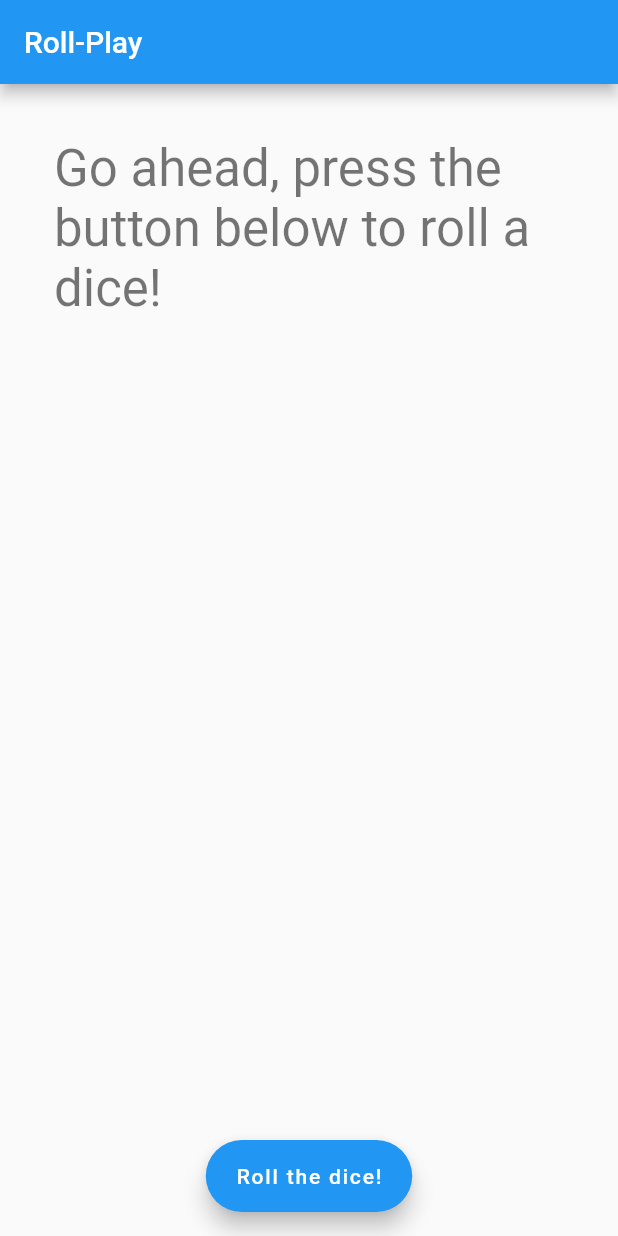
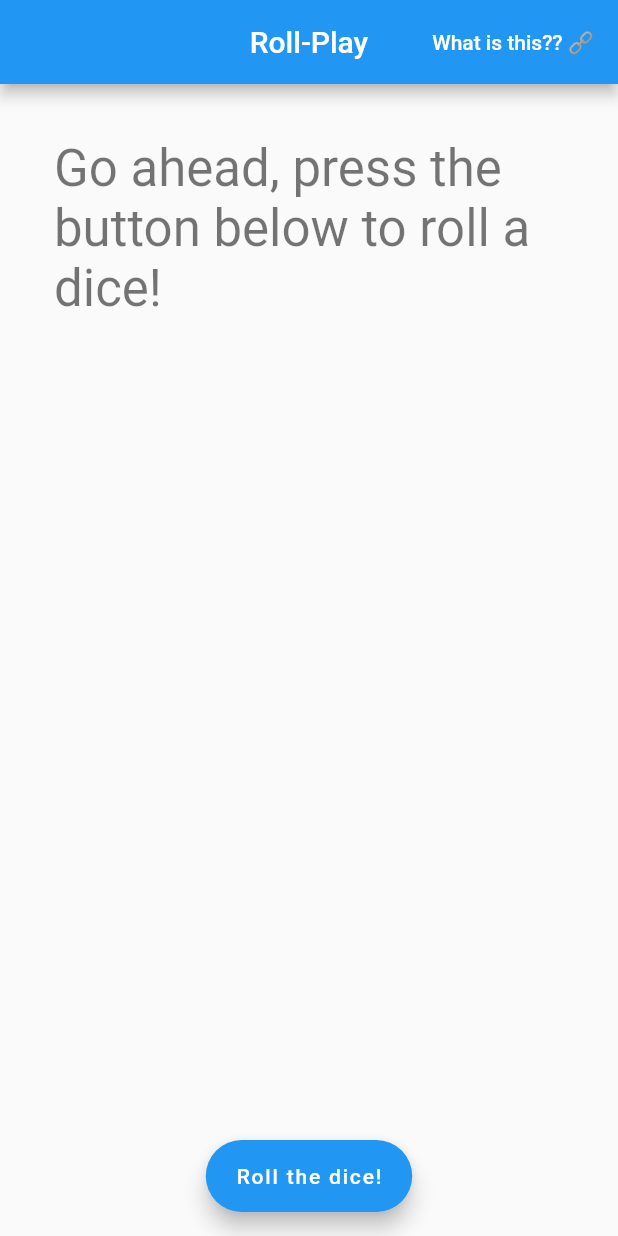
Before and after one commit to TheLastGimbus/rollplay, a Flutter app: the screen it shows after launch, on a phone screen of 412 x 824 dp. Run offline on Flutter 3.47's test engine with Material 2 defaults, Android fonts, the phone set to English and light mode, and no system bars; our stand-ins replace photo_view; missing offline and left inert: rollapi.

Commit message:
Add a "what's this" button

```diff
--- a/lib/pages/home_page.dart
+++ b/lib/pages/home_page.dart
@@ -1,6 +1,7 @@
 import 'package:flutter/material.dart';
 import 'package:photo_view/photo_view.dart';
 import 'package:rollapi/rollapi.dart' as roll;
+import 'package:url_launcher/url_launcher.dart';
 
 class HomePage extends StatefulWidget {
   HomePage({Key key}) : super(key: key);
@@ -76,7 +77,19 @@ class _HomePageState extends State<HomePage> with TickerProviderStateMixin {
     }
 
     return Scaffold(
-      appBar: AppBar(title: Text("Roll-Play")),
+      appBar: AppBar(
+        title: Text("Roll-Play"),
+        centerTitle: true,
+        actions: [
+          // ignore: deprecated_member_use
+          FlatButton(
+            colorBrightness: Brightness.dark,
+            child: Text('What is this?? \u{1F517}'),
+            onPressed: () =>
+                launch('https://github.com/TheLastGimbus/Roll-API'),
+          ),
+        ],
+      ),
       body: Container(
         padding: EdgeInsets.all(36),
         child: Align(
--- a/pubspec.yaml
+++ b/pubspec.yaml
@@ -20,6 +20,9 @@ dependencies:
   # Logic
   rollapi: ^1.2.1
 
+  # Platform plugins
+  url_launcher: ^6.0.3
+
 dev_dependencies:
   flutter_test:
     sdk: flutter
```
Also changed, not shown: pubspec.lock.
